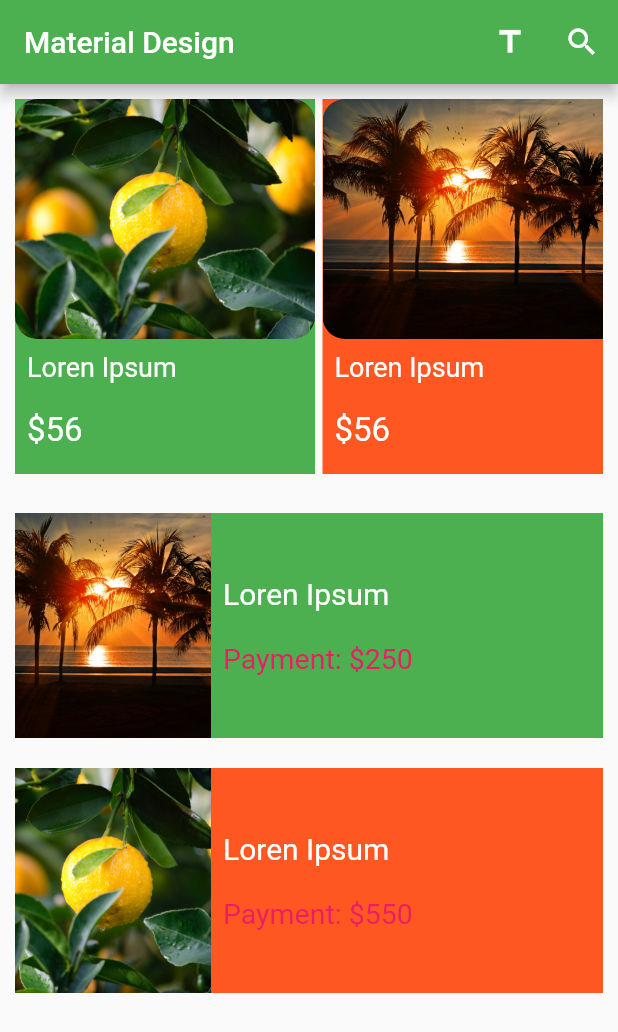
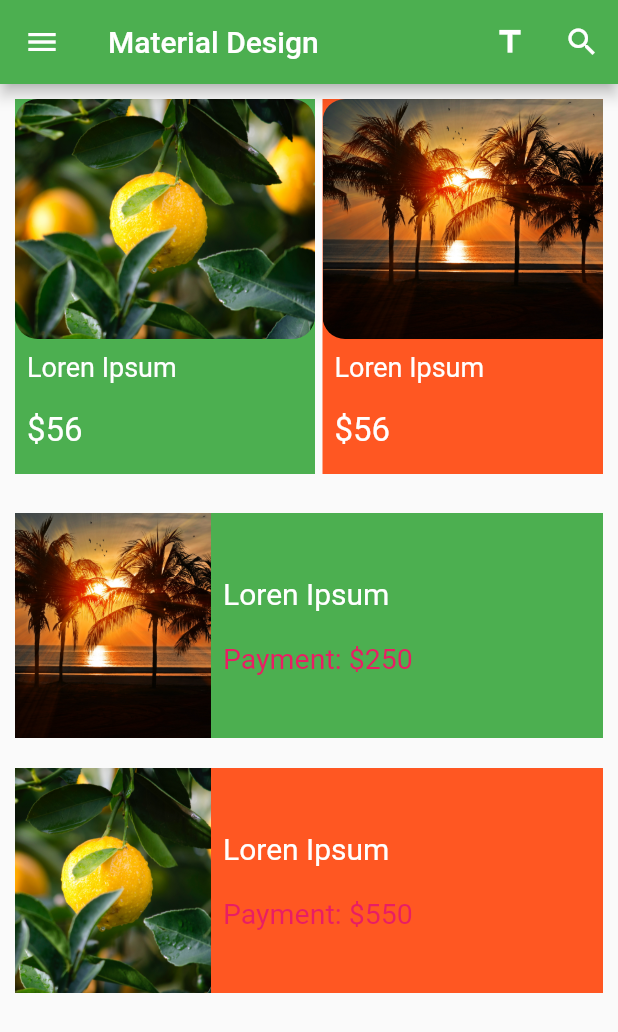
Before and after one commit to Yazdani1/Flutter-App-UI-Design, a Flutter app: the screen it shows after launch, on a phone screen of 412 x 824 dp. Shown: the top 1032 px of the screen. Run offline on Flutter 3.47's test engine with Material 2 defaults, Android fonts, the phone set to English and light mode, and no system bars.

```diff
--- a/lib/HomePage.dart
+++ b/lib/HomePage.dart
@@ -29,6 +29,18 @@ class _HomeState extends State<Home> {
         ],
 
       ),//appbar end
+
+        //drawer
+
+      drawer: new Drawer(
+        child: new ListView(
+          children: <Widget>[
+
+
+          ],
+        ),
+      ),
+
 
       body: new ListView(
         children: <Widget>[
```
